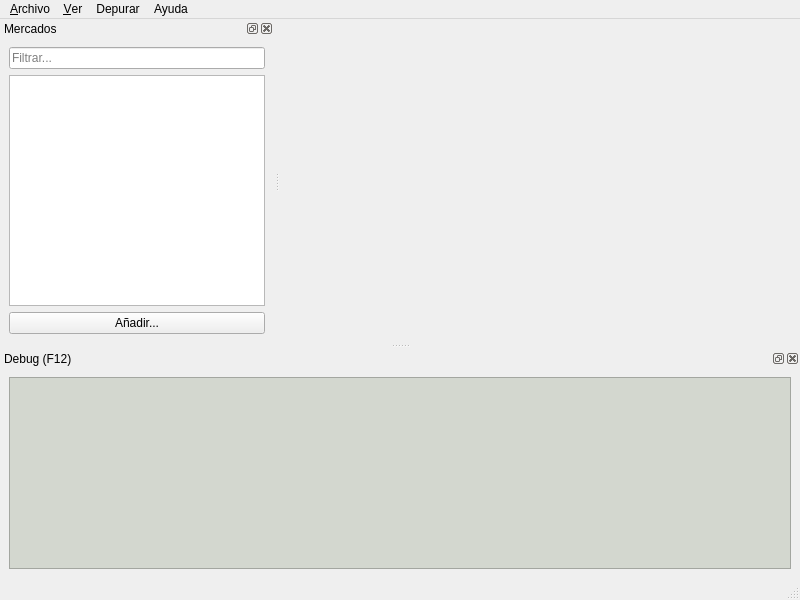
This is mainwindow.ui in katmai1/qtradingview2 as Qt 5 draws it before an edit. The edited form follows.
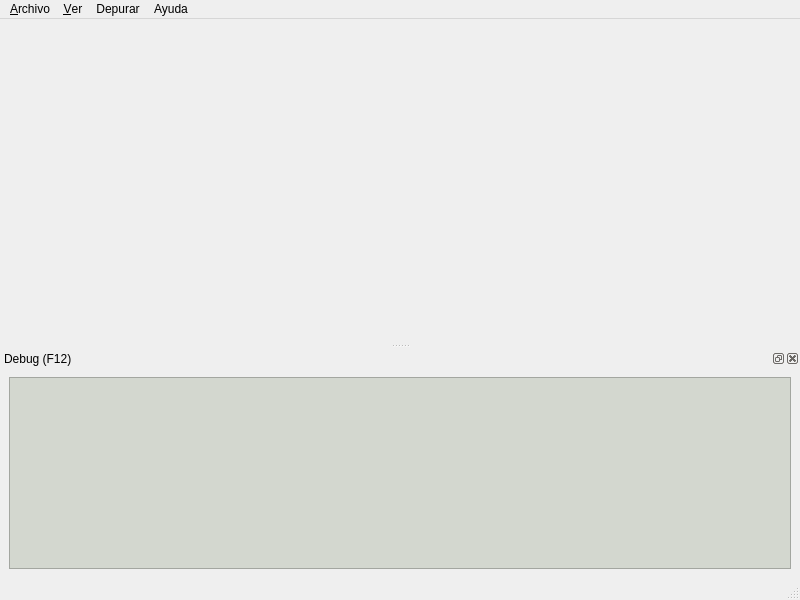
This is the edited form. Icons and pictures are not drawn. Custom widgets are drawn as their Qt base class.

What changed in the file:
```diff
--- a/mainwindow.ui
+++ b/mainwindow.ui
@@ -96,81 +96,6 @@
    <addaction name="menuHelp"/>
   </widget>
   <widget class="QStatusBar" name="statusbar"/>
-  <widget class="QDockWidget" name="dockMarkets">
-   <property name="enabled">
-    <bool>true</bool>
-   </property>
-   <property name="sizePolicy">
-    <sizepolicy hsizetype="Preferred" vsizetype="Maximum">
-     <horstretch>0</horstretch>
-     <verstretch>0</verstretch>
-    </sizepolicy>
-   </property>
-   <property name="minimumSize">
-    <size>
-     <width>130</width>
-     <height>169</height>
-    </size>
-   </property>
-   <property name="features">
-    <set>QDockWidget::DockWidgetFeature::DockWidgetClosable|QDockWidget::DockWidgetFeature::DockWidgetFloatable|QDockWidget::DockWidgetFeature::DockWidgetMovable</set>
-   </property>
-   <property name="allowedAreas">
-    <set>Qt::DockWidgetArea::LeftDockWidgetArea|Qt::DockWidgetArea::RightDockWidgetArea</set>
-   </property>
-   <property name="windowTitle">
-    <string>Mercados</string>
-   </property>
-   <attribute name="dockWidgetArea">
-    <number>1</number>
-   </attribute>
-   <widget class="QWidget" name="dockWidgetContents_5">
-    <property name="sizePolicy">
-     <sizepolicy hsizetype="Preferred" vsizetype="Expanding">
-      <horstretch>0</horstretch>
-      <verstretch>0</verstretch>
-     </sizepolicy>
-    </property>
-    <property name="maximumSize">
-     <size>
-      <width>274</width>
-      <height>16777215</height>
-     </size>
-    </property>
-    <layout class="QVBoxLayout" name="verticalLayout_3">
-     <item>
-      <widget class="QLineEdit" name="edFilter">
-       <property name="placeholderText">
-        <string>Filtrar...</string>
-       </property>
-       <property name="clearButtonEnabled">
-        <bool>true</bool>
-       </property>
-      </widget>
-     </item>
-     <item>
-      <widget class="QListWidget" name="listMarkets">
-       <property name="alternatingRowColors">
-        <bool>true</bool>
-       </property>
-       <property name="selectionMode">
-        <enum>QAbstractItemView::SelectionMode::SingleSelection</enum>
-       </property>
-       <property name="sortingEnabled">
-        <bool>true</bool>
-       </property>
-      </widget>
-     </item>
-     <item>
-      <widget class="QPushButton" name="btAdd">
-       <property name="text">
-        <string>Añadir...</string>
-       </property>
-      </widget>
-     </item>
-    </layout>
-   </widget>
-  </widget>
   <widget class="QDockWidget" name="dockDebug">
    <property name="sizePolicy">
     <sizepolicy hsizetype="Expanding" vsizetype="Preferred">
```
Left out of the diff: 33 changed lines with no effect on the pictures.
